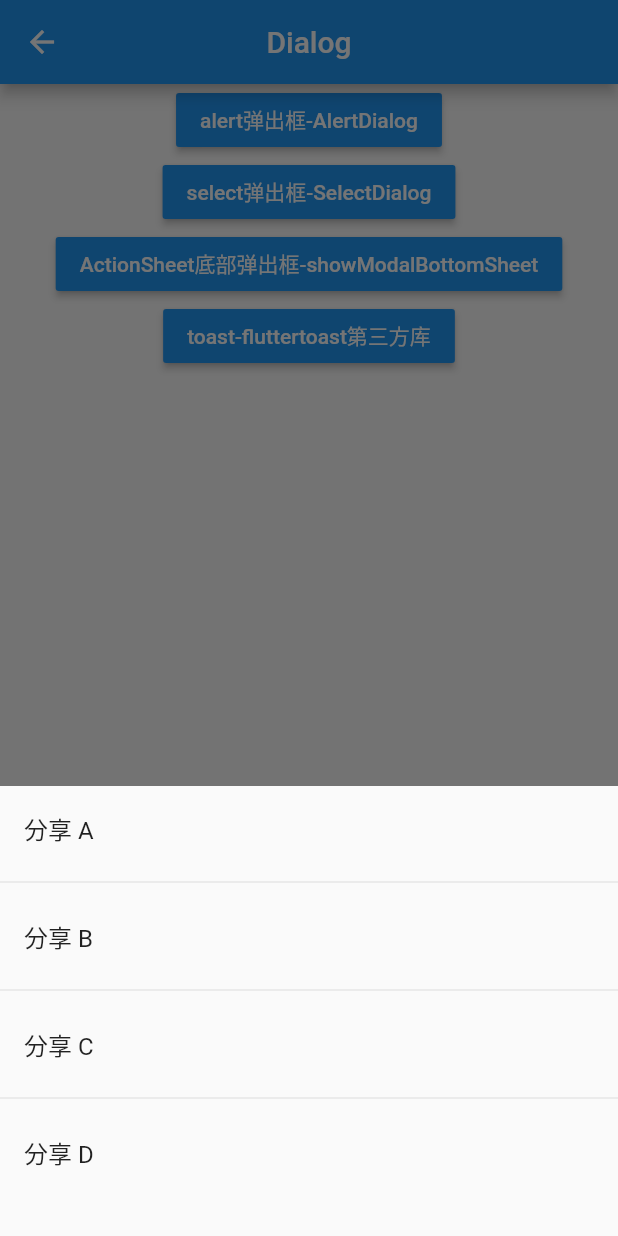
After one commit to HitaoLin/flutter_learning, a Flutter app: the DialogPage screen opened directly, after a tap on "ActionSheet底部弹出框-showModalBottomSheet", on a phone screen of 412 x 824 dp. The commit adds this screen. Run offline on Flutter 3.47's test engine with Material 2 defaults, Android fonts, the phone set to English and light mode, and no system bars; our stand-ins replace date_format, flutter_swiper, fluttertoast; missing offline and left inert: flutter_cupertino_date_picker; network calls fail.

Commit message:
version 0.1.1 Dialog - AlertDialog、SimpleDialog、showModalBottomSheet、showToast

```diff
--- /dev/null
+++ b/lib/Dialog.dart
@@ -0,0 +1,186 @@
+import 'package:flutter/material.dart';
+import 'package:fluttertoast/fluttertoast.dart';
+
+class DialogPage extends StatefulWidget {
+  DialogPage({Key key}) : super(key: key);
+
+  @override
+  State<StatefulWidget> createState() {
+    // TODO: implement createState
+    return DialogPageState();
+  }
+}
+
+class DialogPageState extends State<DialogPage> {
+  _alertDialog() async {
+    var result = await showDialog(
+        context: context,
+        builder: (context) {
+          return AlertDialog(
+            title: Text('提示信息'),
+            content: Text('你确定要删除吗？'),
+            actions: <Widget>[
+              FlatButton(
+                  child: Text("取消"),
+                  onPressed: () {
+                    print('取消');
+                    Navigator.pop(context, "Cancel");
+                  }),
+              FlatButton(
+                  child: Text("确定"),
+                  onPressed: () {
+                    print('确定');
+                    Navigator.pop(context, "OK");
+                  }),
+            ],
+          );
+        });
+    print(result);
+  }
+
+  _simperDialog() async {
+    var result = await showDialog(
+      context: context,
+      builder: (context) {
+        return SimpleDialog(
+          title: Text('选择内容'),
+          children: <Widget>[
+            SimpleDialogOption(
+              child: Text('Option A'),
+              onPressed: () {
+                print('Option A');
+                Navigator.pop(context, 'A');
+              },
+            ),
+            SimpleDialogOption(
+              child: Text('Option B'),
+              onPressed: () {
+                print('Option B');
+                Navigator.pop(context, 'B');
+              },
+            ),
+            SimpleDialogOption(
+              child: Text('Option C'),
+              onPressed: () {
+                print('Option C');
+                Navigator.pop(context, 'C');
+              },
+            ),
+          ],
+        );
+      },
+    );
+    print(result);
+  }
+
+  _showModalBottomSheet() async {
+    var result = await showModalBottomSheet(
+        context: context,
+        builder: (context) {
+          return Container(
+            height: 300,
+            child: Column(
+              children: <Widget>[
+                ListTile(
+                  title: Text('分享 A'),
+                  onTap: () {
+                    print('分享 A');
+                    Navigator.pop(context,'A');
+                  },
+                ),
+                Divider(),
+                ListTile(
+                  title: Text('分享 B'),
+                  onTap: () {
+                    print('分享 B');
+                    Navigator.pop(context,'B');
+                  },
+                ),
+                Divider(),
+                ListTile(
+                  title: Text('分享 C'),
+                  onTap: () {
+                    print('分享 C');
+                    Navigator.pop(context,'C');
+                  },
+                ),
+                Divider(),
+                ListTile(
+                  title: Text('分享 D'),
+                  onTap: () {
+                    print('分享 D');
+                    Navigator.pop(context,'D');
+                  },
+                ),
+              ],
+            ),
+          );
+        });
+    print(result);
+  }
+
+  _toast() {
+    Fluttertoast.showToast(
+        msg: "This is Center Short Toast",
+        toastLength: Toast.LENGTH_SHORT,
+        gravity: ToastGravity.CENTER,
+        timeInSecForIos: 1,
+        backgroundColor: Colors.red,
+        textColor: Colors.white,
+        fontSize: 16.0
+    );
+  }
+
+  @override
+  Widget build(BuildContext context) {
+    // TODO: implement build
+    return Scaffold(
+      appBar: AppBar(
+        title: Text("Dialog"),
+        centerTitle: true,
+      ),
+      body: Center(
+        child: Column(
+          children: <Widget>[
+            RaisedButton(
+              color: Colors.blue,
+              textColor: Colors.white,
+              child: Text('alert弹出框-AlertDialog'),
+              onPressed: _alertDialog,
+            ),
+            SizedBox(
+              width: 20,
+            ),
+            RaisedButton(
+              color: Colors.blue,
+              textColor: Colors.white,
+              child: Text('select弹出框-SelectDialog'),
+              onPressed: _simperDialog,
+            ),
+            SizedBox(
+              width: 20,
+            ),
+            RaisedButton(
+              color: Colors.blue,
+              textColor: Colors.white,
+              child: Text('ActionSheet底部弹出框-showModalBottomSheet'),
+              onPressed: _showModalBottomSheet,
+            ),
+            SizedBox(
+              width: 20,
+            ),
+            RaisedButton(
+              color: Colors.blue,
+              textColor: Colors.white,
+              child: Text('toast-fluttertoast第三方库'),
+              onPressed: _toast,
+            ),
+            SizedBox(
+              width: 20,
+            ),
+          ],
+        ),
+      ),
+    );
+  }
+}
--- a/lib/pages/tabs/Home.dart
+++ b/lib/pages/tabs/Home.dart
@@ -112,6 +112,15 @@ class _HomePageState extends State<HomePage> {
                 },
               ),
               SizedBox(width: 20,),
+              RaisedButton(
+                color: Colors.blue,
+                textColor: Colors.white,
+                child: Text('Dialog'),
+                onPressed: () {
+                  Navigator.pushNamed(context, '/dialog');
+                },
+              ),
+              SizedBox(width: 20,),
             ],
           ),
         )
--- a/lib/routes/Routes.dart
+++ b/lib/routes/Routes.dart
@@ -27,6 +27,7 @@ import '../demo/GestureDetector.dart';
 import '../demo/Dismissible.dart';
 import '../demo/Fonts.dart';
 import '../Swiper.dart';
+import '../Dialog.dart';
 
 //配置路由
 final routes = {
@@ -58,6 +59,7 @@ final routes = {
   '/dismissible': (context) => DismissiblePage(),
   '/fonts': (context) => FontsPage(),
   '/swiper': (context) => SwiperPage(),
+  '/dialog': (context) => DialogPage(),
 };
 
 //固定写法
--- a/pubspec.yaml
+++ b/pubspec.yaml
@@ -31,6 +31,8 @@ dependencies:
   flutter_cupertino_date_picker: ^1.0.12
   #轮播图组件
   flutter_swiper : ^1.1.6
+  #toast
+  fluttertoast: ^3.1.3
 
 dev_dependencies:
   flutter_test:
```
Also changed, not shown: pubspec.lock.
